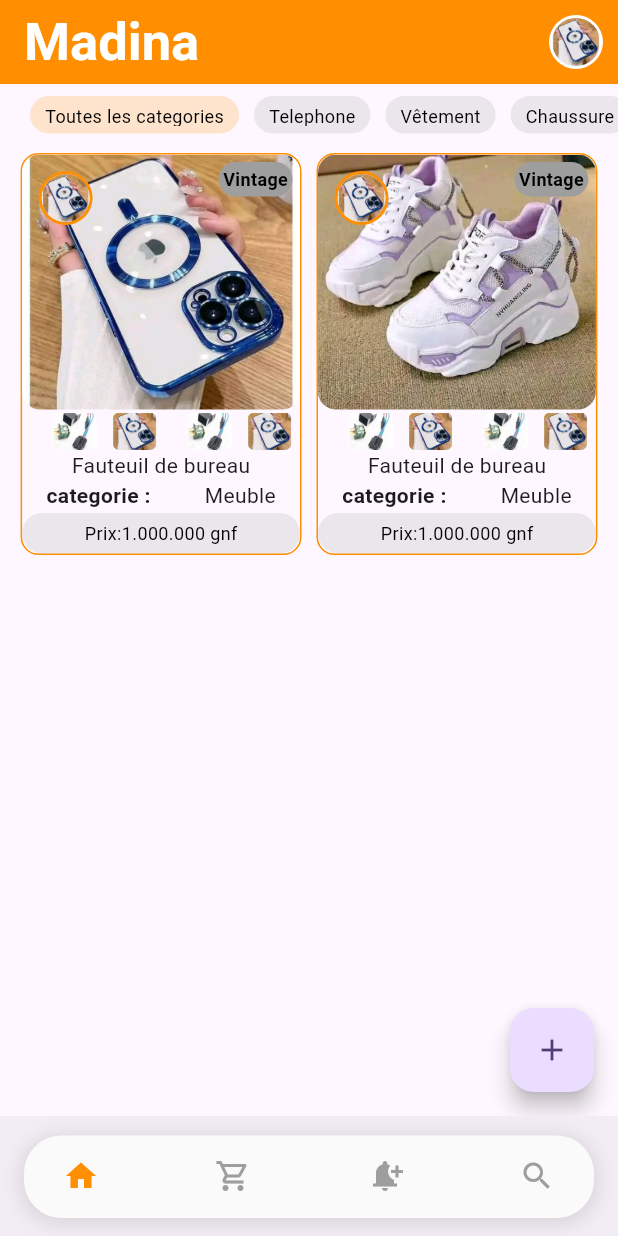
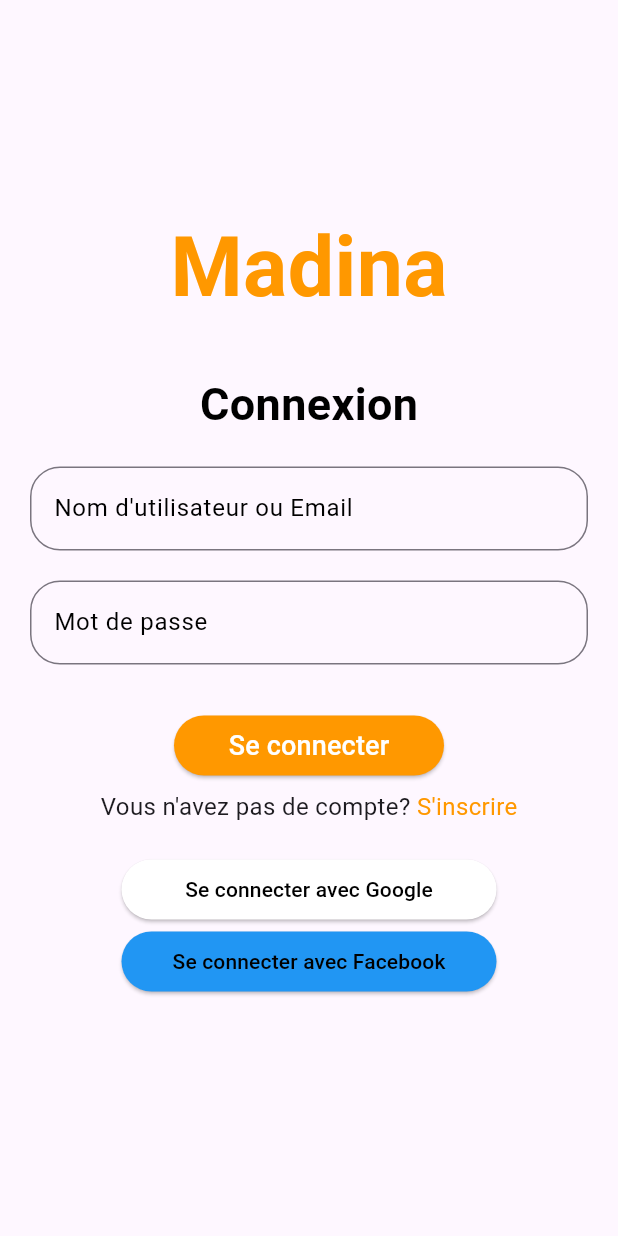
Before and after one commit to ciretaadou/madina, a Flutter app: the screen it shows after launch, on a phone screen of 412 x 824 dp. Run offline on Flutter 3.47's test engine with Material 3 defaults, Android fonts, the light colour scheme and no system bars.

Commit message:
inscription et connexion

```diff
--- /dev/null
+++ b/lib/connexion/connexion_page.dart
@@ -0,0 +1,189 @@
+import 'package:flutter/material.dart';
+import '../index/index.dart';
+import 'inscription_page.dart';
+
+class ConnexionPage extends StatefulWidget {
+  const ConnexionPage({Key? key}) : super(key: key);
+
+  @override
+  State<ConnexionPage> createState() => _ConnexionPageState();
+}
+
+class _ConnexionPageState extends State<ConnexionPage> {
+
+  @override
+  Widget build(BuildContext context) {
+    return Scaffold(
+      body: Center(
+        child: SingleChildScrollView(
+          child: Padding(
+            padding: const EdgeInsets.all(20.0),
+            child: Form(
+              child: Column(
+                mainAxisAlignment: MainAxisAlignment.center,
+                children: <Widget>[
+                  // Titre "Madina"
+                  Text(
+                    "Madina",
+                    style: TextStyle(
+                      color: Colors.orange,
+                      fontWeight: FontWeight.bold,
+                      fontSize: 55,
+                    ),
+                  ),
+
+                  // Espace
+                  const SizedBox(height: 30),
+
+                  // Titre "Connexion"
+                  Text(
+                    "Connexion",
+                    style: TextStyle(
+                      color: Colors.black,
+                      fontWeight: FontWeight.bold,
+                      fontSize: 30,
+                    ),
+                  ),
+
+                  // Espace
+                  const SizedBox(height: 20),
+
+                  // Champ utilisateur/email
+                  TextFormField(
+                    decoration: InputDecoration(
+                      labelText: "Nom d'utilisateur ou Email",
+                      labelStyle: TextStyle(color: Colors.black),
+                      border: OutlineInputBorder(
+                        borderRadius: BorderRadius.circular(20),
+                        borderSide: BorderSide(color: Colors.orange),
+                      ),
+                      focusedBorder: OutlineInputBorder(
+                        borderRadius: BorderRadius.circular(20),
+                        borderSide: BorderSide(color: Colors.orange),
+                      ),
+
+                    ),
+
+                  ),
+
+                  // Espace
+                  const SizedBox(height: 20),
+
+                  // Champ mot de passe
+                  TextFormField(
+                    obscureText: true,
+                    decoration: InputDecoration(
+                      labelText: "Mot de passe",
+                      labelStyle: TextStyle(color: Colors.black),
+                      border: OutlineInputBorder(
+                        borderRadius: BorderRadius.circular(20),
+                        borderSide: BorderSide(color: Colors.orange),
+                      ),
+                      focusedBorder: OutlineInputBorder(
+                        borderRadius: BorderRadius.circular(20),
+                        borderSide: BorderSide(color: Colors.orange),
+                      ),
+                    ),
+                  ),
+
+                  // Espace
+                  const SizedBox(height: 30),
+
+
+
+                  // Bouton de connexion
+                  Container(
+                    width: 180,
+                    child: ElevatedButton(
+                      onPressed: () {
+                        Navigator.push(
+                          context,
+                          MaterialPageRoute(builder: (context) => IndexMadina()),
+                        );
+                      },
+                      child: Text("Se connecter", style: TextStyle(fontSize: 18, color: Colors.white),),
+                      style: ButtonStyle(
+                        backgroundColor: MaterialStateProperty.all(Colors.orange),
+                      ),
+                    ),
+                  ),
+
+                  const SizedBox(height: 5),
+                    // Lien vers la page d'inscription
+                  GestureDetector(
+                    onTap: () {
+                      Navigator.push(
+                        context,
+                        MaterialPageRoute(builder: (context) => InscriptionPage()),
+                      );
+                    },
+                    child:
+                    Row(
+                      mainAxisAlignment: MainAxisAlignment.center,
+                      children: [
+                        Text(
+                          "Vous n'avez pas de compte?",
+                          style: TextStyle(
+                            fontSize: 16,
+                          ),
+                        ),
+                        Text(
+                          " S'inscrire",
+                          style: TextStyle(
+                            color: Colors.orange,
+                            fontSize: 16,
+                          ),
+                        ),
+                      ],
+                    ),
+                  ),
+
+                  // Espace
+                  const SizedBox(height: 20),
+
+                  // Boutons Google et Facebook
+                  Column(
+                    mainAxisAlignment: MainAxisAlignment.center,
+                    children: <Widget>[
+                      Container(
+                        width: 250,
+                        child: ElevatedButton(
+                          onPressed: () {
+                            // TODO: Gérer la connexion avec Google
+                          },
+                          child: Text("Se connecter avec Google"),
+                          style: ButtonStyle(
+                            backgroundColor: MaterialStateProperty.all(Colors.white),
+                            foregroundColor: MaterialStateProperty.all(Colors.black),
+                          ),
+                        ),
+                      ),
+                      const SizedBox(width: 20),
+                      Container(
+                        width: 250,
+                        child: ElevatedButton(
+                          onPressed: () {
+                            // TODO: Gérer la connexion avec Facebook
+                          },
+                          child: Text("Se connecter avec Facebook"),
+                          style: ButtonStyle(
+                            backgroundColor: MaterialStateProperty.all(Colors.blue),
+                            foregroundColor: MaterialStateProperty.all(Colors.black),
+                          ),
+                        ),
+                      ),
+                    ],
+                  ),
+
+                  // Espace
+                  const SizedBox(height: 20),
+
+                ],
+              ),
+            ),
+          ),
+        ),
+      ),
+    );
+  }
+}
--- a/lib/index/index.dart
+++ b/lib/index/index.dart
@@ -27,7 +27,7 @@ class _IndexLaureatState extends State<IndexMadina> {
   @override
   Widget build(BuildContext context) {
 
-    return Scaffold(
+    return   Scaffold(
 
           appBar: AppBar(
             title: Text("Madina", style: TextStyle(fontSize: 35, color: Colors.white, fontWeight: FontWeight.bold),),
@@ -202,6 +202,7 @@ class _IndexLaureatState extends State<IndexMadina> {
             ),
           ), // This trailing comma makes auto-formatting nicer for build methods.
 
+
     );
 
   }
--- a/lib/main.dart
+++ b/lib/main.dart
@@ -1,4 +1,5 @@
 import 'package:flutter/material.dart';
+import 'package:madina/connexion/connexion_page.dart';
 import 'package:madina/index/home_page.dart';
 import 'package:madina/index/index.dart';
 void main() {
@@ -19,7 +20,7 @@ class MyApp extends StatelessWidget {
         colorScheme: ColorScheme.fromSeed(seedColor: Colors.deepPurple),
         useMaterial3: true,
       ),
-      home:  IndexMadina(),
+      home:  ConnexionPage(),
     );
   }
 }
```
Also changed, not shown: lib/connexion/inscription_page.dart (added, +220 -0 lines), pubspec.lock. Lines whose indentation alone changed are shown as unchanged.
